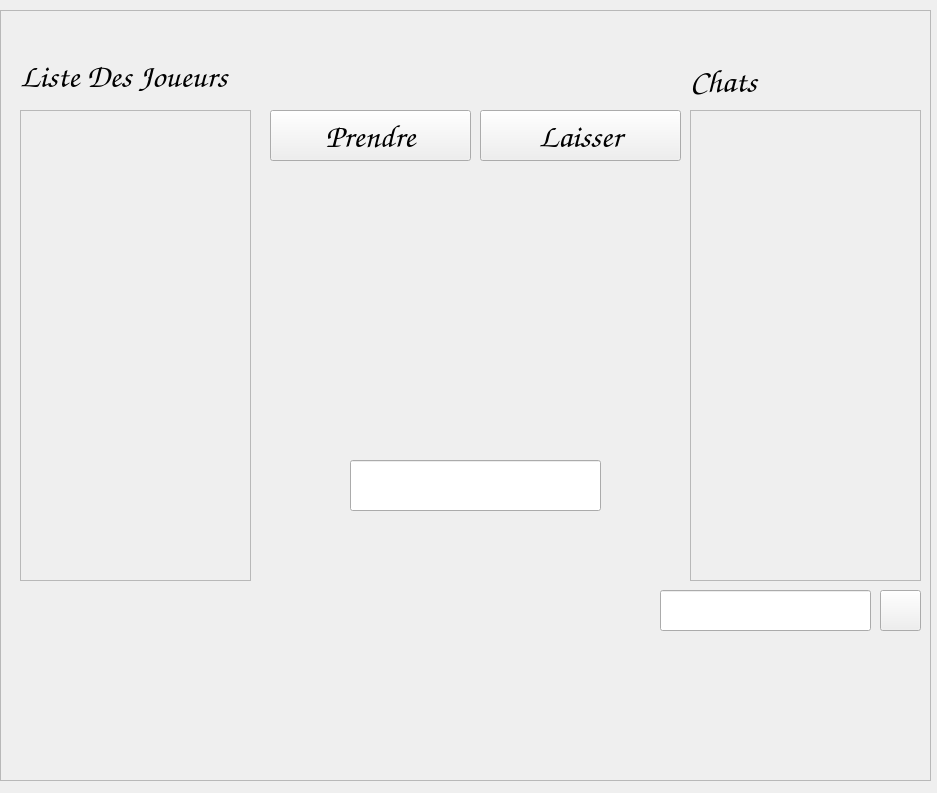
First picture: the form in Interface/jeuxactif.ui, repository ledigeva/ChallengeNoelMort, before the edit.
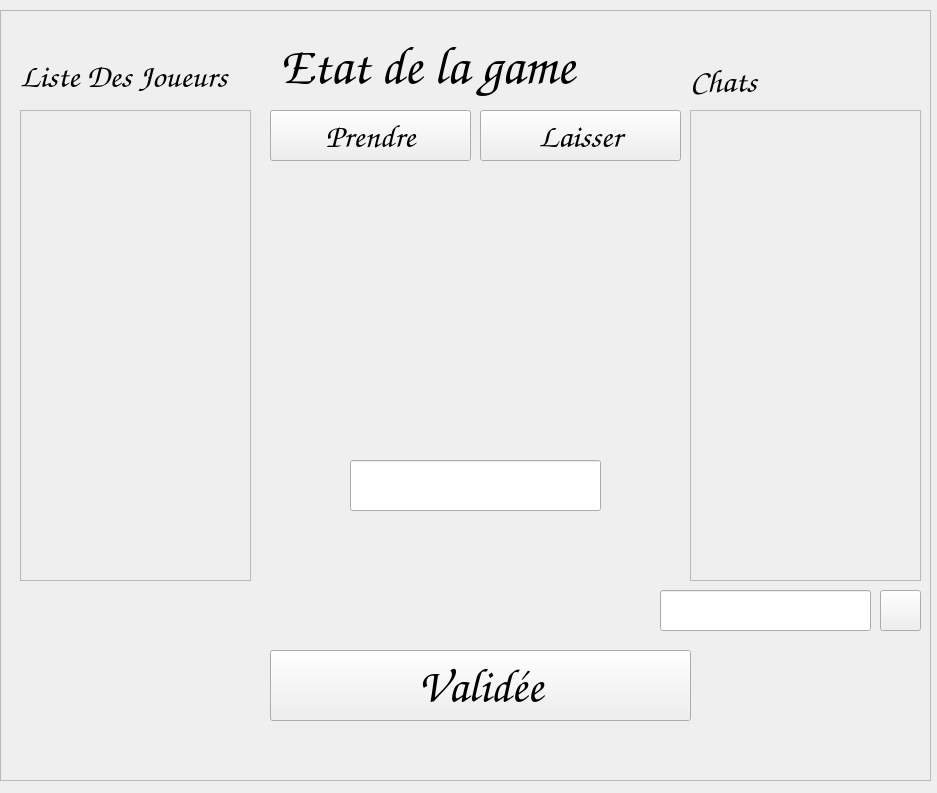
Second picture: the form after the edit. Icons and pictures are not drawn.

What changed in the file:
```diff
--- a/Interface/jeuxactif.ui
+++ b/Interface/jeuxactif.ui
@@ -242,6 +242,48 @@
      <string/>
     </property>
    </widget>
+   <widget class="QPushButton" name="pushButtonvalide">
+    <property name="geometry">
+     <rect>
+      <x>270</x>
+      <y>640</y>
+      <width>421</width>
+      <height>71</height>
+     </rect>
+    </property>
+    <property name="font">
+     <font>
+      <family>Z003</family>
+      <pointsize>35</pointsize>
+      <italic>true</italic>
+      <bold>true</bold>
+     </font>
+    </property>
+    <property name="text">
+     <string>Validée</string>
+    </property>
+   </widget>
+   <widget class="QLabel" name="labelEtat">
+    <property name="geometry">
+     <rect>
+      <x>280</x>
+      <y>20</y>
+      <width>391</width>
+      <height>71</height>
+     </rect>
+    </property>
+    <property name="font">
+     <font>
+      <family>Z003</family>
+      <pointsize>40</pointsize>
+      <italic>true</italic>
+      <bold>true</bold>
+     </font>
+    </property>
+    <property name="text">
+     <string>Etat de la game</string>
+    </property>
+   </widget>
   </widget>
  </widget>
  <resources/>
```
Left out of the diff: 2 changed lines with no effect on the pictures.
